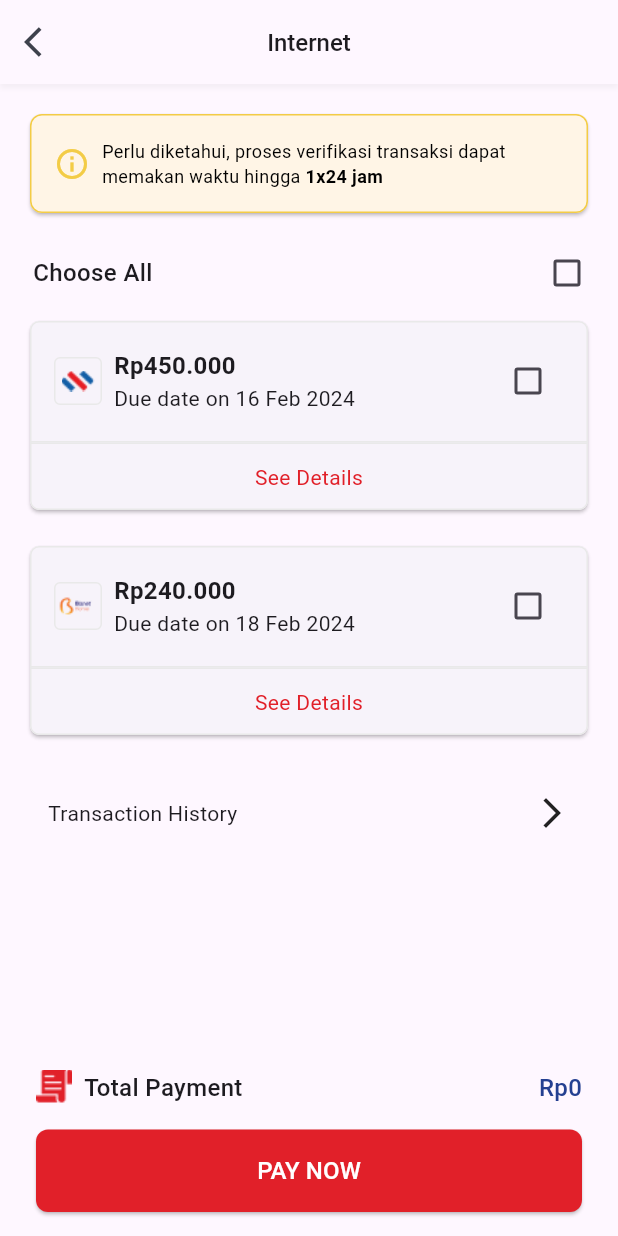
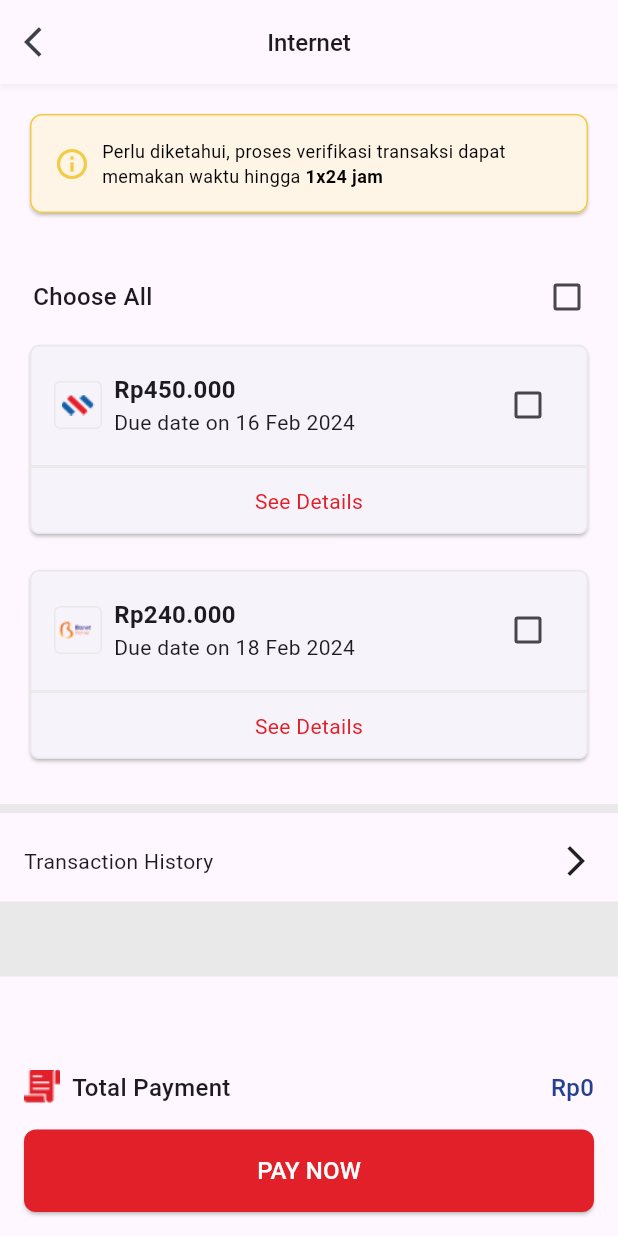
Before and after one commit to egasa21/mobile-test, a Flutter app: the screen it shows after launch, on a phone screen of 412 x 824 dp. Run offline on Flutter 3.47's test engine with Material 3 defaults, Android fonts, the light colour scheme and no system bars.

Commit message:
add divider

```diff
--- a/lib/presentation/screens/internet_screen.dart
+++ b/lib/presentation/screens/internet_screen.dart
@@ -23,11 +23,11 @@ class _InternetScreenState extends State<InternetScreen> {
     return MaterialApp(
       home: Scaffold(
         appBar: const MyAppBar(title: "Internet"),
-        body: Padding(
-          padding: const EdgeInsets.all(16.0),
-          child: Column(
+        body: Column(
           children: [
-              Card(
+            Container(
+              padding: const EdgeInsets.all(16),
+              child: Card(
                 color: const Color(0xFFFFF5E6),
                 shape: RoundedRectangleBorder(
                   side: const BorderSide(color: Color(0xFFF3CC46), width: 1),
@@ -70,9 +70,11 @@ class _InternetScreenState extends State<InternetScreen> {
                   ),
                 ),
               ),
+            ),
             Padding(
-                padding:
-                    const EdgeInsets.only(left: 6.0, right: 6.0, top: 24.0),
+              padding: const EdgeInsets.only(left: 6.0, right: 6.0, top: 24.0),
+              child: Container(
+                padding: const EdgeInsets.symmetric(horizontal: 16),
                 child: Row(
                   mainAxisAlignment: MainAxisAlignment.spaceBetween,
                   children: [
@@ -100,13 +102,16 @@ class _InternetScreenState extends State<InternetScreen> {
                   ],
                 ),
               ),
+            ),
             const SizedBox(height: 16),
             Expanded(
               child: SingleChildScrollView(
                 child: Column(
                   children: [
                     ...List.generate(internetPackages.length, (index) {
-                        return ExpandableCardWidget(
+                      return Container(
+                        padding: const EdgeInsets.fromLTRB(16, 0, 16, 0),
+                        child: ExpandableCardWidget(
                           price: internetPackages[index].price,
                           dueDate: internetPackages[index].dueDate,
                           provider: internetPackages[index].provider,
@@ -122,8 +127,15 @@ class _InternetScreenState extends State<InternetScreen> {
                               _updateTotalPrice();
                             });
                           },
+                        ),
                       );
                     }),
+                    const SizedBox(height: 16),
+                    const Divider(
+                      color: Color(0xFFE9E9E9),
+                      height: 0,
+                      thickness: 6,
+                    ),
                     MyCustomIconButton(
                       onPressed: () {
                         Navigator.push(
@@ -135,14 +147,17 @@ class _InternetScreenState extends State<InternetScreen> {
                         );
                       },
                     ),
+                    const Divider(
+                      color: Color(0xFFE9E9E9),
+                      height: 45,
+                      thickness: 50,
+                    ),
                   ],
                 ),
               ),
             ),
-
-              const SizedBox(height: 16), // Add padding here
-              Padding(
-                padding: const EdgeInsets.symmetric(horizontal: 8),
+            Container(
+              padding: const EdgeInsets.all(16),
               child: Column(
                 children: [
                   Row(
@@ -183,7 +198,6 @@ class _InternetScreenState extends State<InternetScreen> {
               ),
             ),
           ],
-          ),
         ),
       ),
     );
```
Lines whose indentation alone changed are shown as unchanged.
